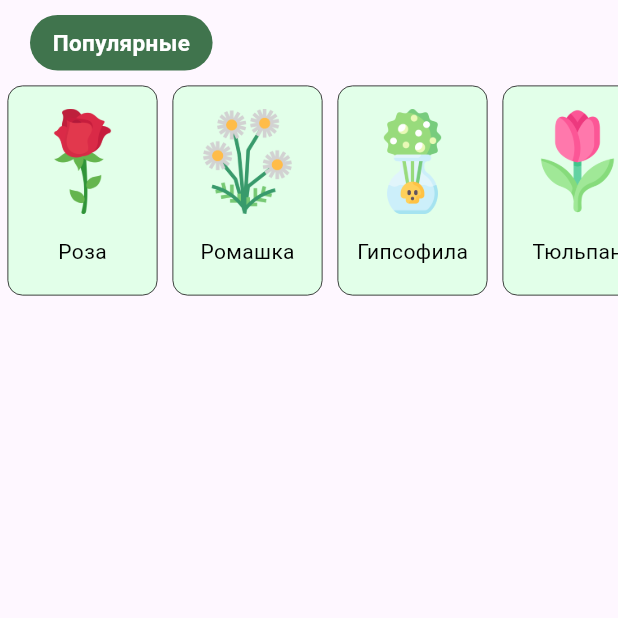
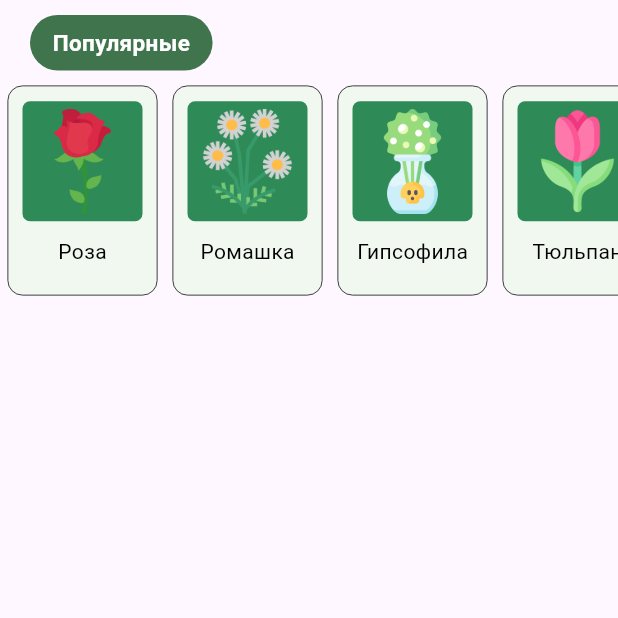
Before and after one commit to Laver33/flutter_plant_pedia, a Flutter app: the HomeScreen screen opened directly, on a phone screen of 412 x 824 dp, the top half of it. Run offline on Flutter 3.47's test engine with Material 3 defaults, Android fonts, the phone set to English and light mode, and no system bars; our stand-ins replace go_router, google_fonts, stylish_bottom_bar.

```diff
--- a/lib/Style/CastColors.dart
+++ b/lib/Style/CastColors.dart
@@ -5,4 +5,7 @@ class AppColors {
   static const Color popularColor = Color(0xFF40744D);
   static const Color cardColor = Color(0xFFE2FFE9);
 
+  // под тесты карт
+  static const Color testBgColor = Color(0xFF2E8B57);
+  static const Color testCardColor = Color(0xFFF0F8F0);
 }
--- a/lib/list_popular.dart
+++ b/lib/list_popular.dart
@@ -14,7 +14,7 @@ class ListPopular extends StatelessWidget {
       padding: EdgeInsets.all(5),
       child: Container(
         decoration: BoxDecoration(
-          color: AppColors.cardColor,
+          color: AppColors.testCardColor, // цвет карты
           borderRadius: BorderRadius.circular(10),
           border: Border.all(
             width: 0.5,
@@ -27,20 +27,27 @@ class ListPopular extends StatelessWidget {
         child: Column(
           children: [
             Container(
+              height: 100,
               child: Column(
-
                 mainAxisAlignment: MainAxisAlignment.center,
 
                 children: [
-                  Image.asset(
-                    imagePath,
-                    height: 70,
+                  Container(
+                    decoration: BoxDecoration(
+                      color: AppColors.testBgColor, // Цвет под картой
+                      borderRadius: BorderRadius.circular(5)
+                    ),
+
+                    child: Padding(
+                      padding: const EdgeInsets.all(5),
+                      child: Image.asset(
+                        imagePath,
+                        height: 70,
+                      ),
+                    ),
                   )
-
-
                 ],
-              ),
-              height: 100
+              )
             ),
             Center(
               child: Text(title,
```
